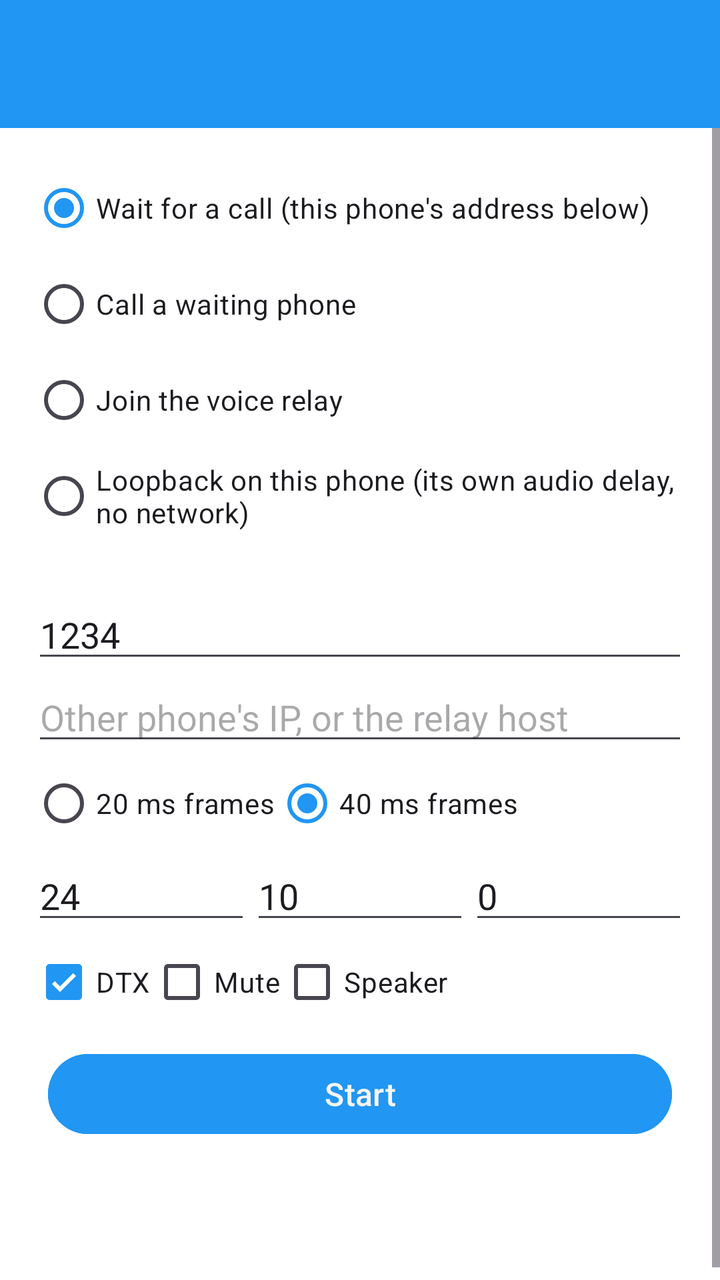
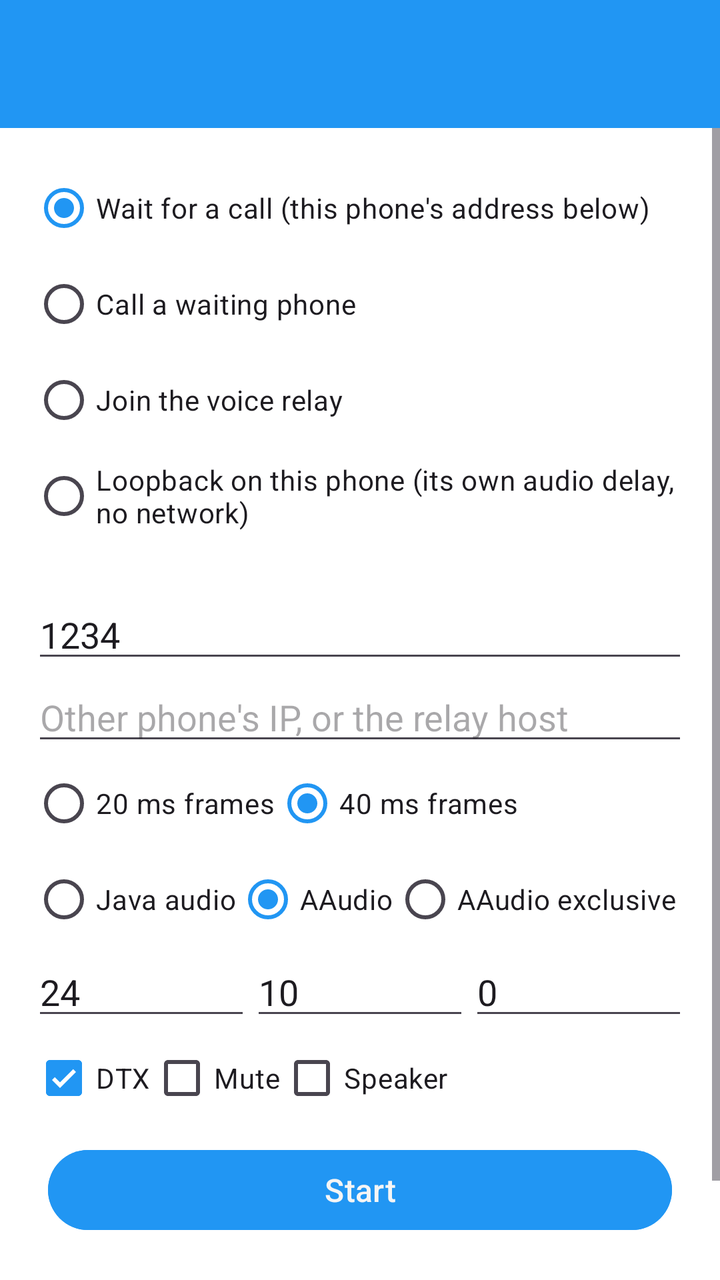

Before-and-after screenshots of an Android layout around one commit, followed by the original layout XML and the change that was made.
<!-- AndroidManifest.xml: application theme Theme.Freer -->
<!-- res/layout/activity_voice_spike.xml -->
<?xml version="1.0" encoding="utf-8"?>
<LinearLayout xmlns:android="http://schemas.android.com/apk/res/android"
    android:layout_width="match_parent"
    android:layout_height="match_parent"
    android:orientation="vertical">

    <include layout="@layout/common_toolbar" />

    <ScrollView
        android:layout_width="match_parent"
        android:layout_height="0dp"
        android:layout_weight="1">

        <LinearLayout
            android:layout_width="match_parent"
            android:layout_height="wrap_content"
            android:orientation="vertical"
            android:padding="16dp">

            <RadioGroup
                android:id="@+id/modeGroup"
                android:layout_width="match_parent"
                android:layout_height="wrap_content"
                android:orientation="vertical">

                <RadioButton
                    android:id="@+id/modeHost"
                    android:layout_width="wrap_content"
                    android:layout_height="wrap_content"
                    android:checked="true"
                    android:text="@string/voice_spike_mode_host" />

                <RadioButton
                    android:id="@+id/modeCall"
                    android:layout_width="wrap_content"
                    android:layout_height="wrap_content"
                    android:text="@string/voice_spike_mode_call" />

                <RadioButton
                    android:id="@+id/modeRelay"
                    android:layout_width="wrap_content"
                    android:layout_height="wrap_content"
                    android:text="@string/voice_spike_mode_relay" />

                <RadioButton
                    android:id="@+id/modeLoopback"
                    android:layout_width="wrap_content"
                    android:layout_height="wrap_content"
                    android:text="@string/voice_spike_mode_loopback" />
            </RadioGroup>

            <TextView
                android:id="@+id/localAddresses"
                android:layout_width="match_parent"
                android:layout_height="wrap_content"
                android:layout_marginTop="4dp"
                android:textColor="@color/field_name"
                android:textIsSelectable="true" />

            <EditText
                android:id="@+id/roomCode"
                android:layout_width="match_parent"
                android:layout_height="wrap_content"
                android:hint="@string/voice_spike_room_code"
                android:inputType="text"
                android:text="1234" />

            <EditText
                android:id="@+id/remoteHost"
                android:layout_width="match_parent"
                android:layout_height="wrap_content"
                android:hint="@string/voice_spike_remote_host"
                android:inputType="textUri" />

            <RadioGroup
                android:id="@+id/frameGroup"
                android:layout_width="match_parent"
                android:layout_height="wrap_content"
                android:orientation="horizontal">

                <RadioButton
                    android:id="@+id/frame20"
                    android:layout_width="wrap_content"
                    android:layout_height="wrap_content"
                    android:text="@string/voice_spike_frame_20" />

                <RadioButton
                    android:id="@+id/frame40"
                    android:layout_width="wrap_content"
                    android:layout_height="wrap_content"
                    android:checked="true"
                    android:text="@string/voice_spike_frame_40" />
            </RadioGroup>

            <LinearLayout
                android:layout_width="match_parent"
                android:layout_height="wrap_content"
                android:orientation="horizontal">

                <EditText
                    android:id="@+id/bitrate"
                    android:layout_width="0dp"
                    android:layout_height="wrap_content"
                    android:layout_weight="1"
                    android:hint="@string/voice_spike_bitrate"
                    android:inputType="number"
                    android:text="24" />

                <EditText
                    android:id="@+id/expectedLoss"
                    android:layout_width="0dp"
                    android:layout_height="wrap_content"
                    android:layout_weight="1"
                    android:hint="@string/voice_spike_expected_loss"
                    android:inputType="number"
                    android:text="10" />

                <EditText
                    android:id="@+id/simulatedLoss"
                    android:layout_width="0dp"
                    android:layout_height="wrap_content"
                    android:layout_weight="1"
                    android:hint="@string/voice_spike_simulated_loss"
                    android:inputType="number"
                    android:text="0" />
            </LinearLayout>

            <LinearLayout
                android:layout_width="match_parent"
                android:layout_height="wrap_content"
                android:orientation="horizontal">

                <CheckBox
                    android:id="@+id/dtx"
                    android:layout_width="wrap_content"
                    android:layout_height="wrap_content"
                    android:checked="true"
                    android:text="@string/voice_spike_dtx" />

                <CheckBox
                    android:id="@+id/mute"
                    android:layout_width="wrap_content"
                    android:layout_height="wrap_content"
                    android:text="@string/voice_spike_mute" />

                <CheckBox
                    android:id="@+id/speaker"
                    android:layout_width="wrap_content"
                    android:layout_height="wrap_content"
                    android:text="@string/voice_spike_speaker" />
            </LinearLayout>

            <Button
                android:id="@+id/startStop"
                style="@style/ButtonStyle"
                android:layout_width="match_parent"
                android:layout_height="wrap_content"
                android:text="@string/voice_spike_start" />

            <TextView
                android:id="@+id/status"
                android:layout_width="match_parent"
                android:layout_height="wrap_content"
                android:layout_marginTop="8dp"
                android:textColor="@color/field_name" />

            <TextView
                android:id="@+id/stats"
                android:layout_width="match_parent"
                android:layout_height="wrap_content"
                android:layout_marginTop="8dp"
                android:fontFamily="monospace"
                android:textColor="@color/text"
                android:textIsSelectable="true"
                android:textSize="12sp" />
        </LinearLayout>
    </ScrollView>
</LinearLayout>
<!-- res/layout/common_toolbar.xml (included above) -->
<?xml version="1.0" encoding="utf-8"?>
<androidx.appcompat.widget.Toolbar xmlns:android="http://schemas.android.com/apk/res/android"
    xmlns:app="http://schemas.android.com/apk/res-auto"
    android:id="@+id/toolbar"
    android:layout_width="match_parent"
    android:layout_height="?attr/actionBarSize"
    android:background="@color/accent"
    android:theme="@style/ThemeOverlay.Freer.Toolbar">

    <LinearLayout
        android:id="@+id/toolbar_fid_container"
        android:layout_width="wrap_content"
        android:layout_height="match_parent"
        android:layout_gravity="end"
        android:orientation="horizontal"
        android:gravity="end|center_vertical"
        android:visibility="gone"
        android:clickable="true"
        android:focusable="true"
        android:paddingStart="8dp"
        android:paddingEnd="16dp"
        android:background="?android:attr/selectableItemBackground">

        <TextView
            android:id="@+id/toolbar_fid_text"
            android:layout_width="130dp"
            android:layout_height="wrap_content"
            android:textColor="@color/main_background"
            android:paddingStart="8dp"
            android:paddingEnd="4dp"
            android:textSize="14sp"
            android:maxLines="1"
            android:gravity="end"
            android:ellipsize="middle" />

        <ImageView
            android:id="@+id/toolbar_avatar"
            android:layout_width="42dp"
            android:layout_height="42dp"
            android:background="@color/accent"
            android:scaleType="centerCrop"
            android:contentDescription="@string/avatar" />

    </LinearLayout>

</androidx.appcompat.widget.Toolbar>
<!-- resources referenced by this layout -->
<resources>
  <color name="accent">#2196F3</color>
  <color name="field_name">#7050A0</color>
  <color name="main_background">#F5F5F5</color>
  <color name="text">#000000</color>
  <string name="avatar">Avatar</string>
  <string name="voice_spike_bitrate">kbps</string>
  <string name="voice_spike_dtx">DTX</string>
  <string name="voice_spike_expected_loss">FEC for loss %</string>
  <string name="voice_spike_frame_20">20 ms frames</string>
  <string name="voice_spike_frame_40">40 ms frames</string>
  <string name="voice_spike_mode_call">Call a waiting phone</string>
  <string name="voice_spike_mode_host">Wait for a call (this phone\'s address below)</string>
  <string name="voice_spike_mode_loopback">Loopback on this phone (its own audio delay, no network)</string>
  <string name="voice_spike_mode_relay">Join the voice relay</string>
  <string name="voice_spike_mute">Mute</string>
  <string name="voice_spike_remote_host">Other phone\'s IP, or the relay host</string>
  <string name="voice_spike_room_code">Room code (same on both phones)</string>
  <string name="voice_spike_simulated_loss">Drop % received</string>
  <string name="voice_spike_speaker">Speaker</string>
  <string name="voice_spike_start">Start</string>
  <style name="ButtonStyle">
          <item name="android:textColor">@color/main_background</item>
          <item name="android:backgroundTint">@color/accent</item>
          <item name="android:paddingStart">8dp</item>
          <item name="android:paddingEnd">8dp</item>
          <item name="android:paddingTop">8dp</item>
          <item name="android:paddingBottom">8dp</item>
          <item name="android:textSize">16sp</item>
          <item name="android:textAllCaps">false</item>
          <item name="android:layout_width">wrap_content</item>
          <item name="android:layout_height">@dimen/button_height</item>
          <item name="android:layout_weight">1</item>
          <item name="android:layout_marginStart">4dp</item>
          <item name="android:layout_marginEnd">4dp</item>
          <item name="android:layout_margin">8dp</item>
          <item name="android:layout_gravity">center</item>
      </style>
  <style name="ThemeOverlay.Freer.Toolbar" parent="ThemeOverlay.AppCompat.ActionBar">
          <item name="android:textColorPrimary">@color/main_background</item>
          <item name="android:textColorSecondary">@color/main_background</item>
      </style>
  <style name="Theme.Freer" parent="Base.Theme.Freer" />
  <dimen name="button_height">52dp</dimen>
  <style name="Base.Theme.Freer" parent="Theme.Material3.DayNight.NoActionBar">
          <item name="colorPrimary">#2196F3</item>
          <item name="colorAccent">#2196F3</item>
          <item name="android:windowBackground">#FFFFFF</item>
          
          <item name="android:windowLayoutInDisplayCutoutMode">shortEdges</item>
          <item name="android:enforceNavigationBarContrast">false</item>
          <item name="android:enforceStatusBarContrast">false</item>
          <item name="android:statusBarColor">@android:color/transparent</item>
          <item name="android:navigationBarColor">@android:color/transparent</item>
          <item name="android:windowLightStatusBar">true</item>
          <item name="android:windowLightNavigationBar">true</item>
      </style>
</resources>

<!-- the commit's change to res/layout/activity_voice_spike.xml (unified diff, before → after) -->
@@ -90,6 +90,32 @@
                     android:layout_height="wrap_content"
                     android:checked="true"
                     android:text="@string/voice_spike_frame_40" />
+            </RadioGroup>
+
+            <RadioGroup
+                android:id="@+id/audioGroup"
+                android:layout_width="match_parent"
+                android:layout_height="wrap_content"
+                android:orientation="horizontal">
+
+                <RadioButton
+                    android:id="@+id/audioJava"
+                    android:layout_width="wrap_content"
+                    android:layout_height="wrap_content"
+                    android:text="@string/voice_spike_audio_java" />
+
+                <RadioButton
+                    android:id="@+id/audioAAudio"
+                    android:layout_width="wrap_content"
+                    android:layout_height="wrap_content"
+                    android:checked="true"
+                    android:text="@string/voice_spike_audio_aaudio" />
+
+                <RadioButton
+                    android:id="@+id/audioExclusive"
+                    android:layout_width="wrap_content"
+                    android:layout_height="wrap_content"
+                    android:text="@string/voice_spike_audio_exclusive" />
             </RadioGroup>
 
             <LinearLayout
<!-- resource entries referenced after the edit -->
@@ -5,6 +5,9 @@
   <color name="main_background">#F5F5F5</color>
   <color name="text">#000000</color>
   <string name="avatar">Avatar</string>
+  <string name="voice_spike_audio_aaudio">AAudio</string>
+  <string name="voice_spike_audio_exclusive">AAudio exclusive</string>
+  <string name="voice_spike_audio_java">Java audio</string>
   <string name="voice_spike_bitrate">kbps</string>
   <string name="voice_spike_dtx">DTX</string>
   <string name="voice_spike_expected_loss">FEC for loss %</string>
